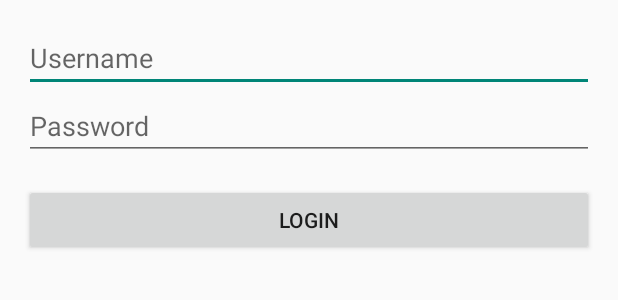
After one commit to pablormsn/Trainee, an Android app built with Jetpack Compose: the layout activity_login.xml on its own in the app's theme, with its tools: preview values and no code run, on a phone screen of 412 x 824 dp. The commit adds this screen. Shown: the top 300 px of the screen. Run offline under Robolectric (Android 15) with nearby library versions, the phone set to English and light mode, and no system bars.

Commit message:
actividad login

```diff
--- a/app/src/main/java/com/coral/fithub/MainActivity.kt
+++ b/app/src/main/java/com/coral/fithub/MainActivity.kt
@@ -5,7 +5,6 @@ import android.widget.Button
 import android.widget.EditText
 import android.widget.Toast
 import androidx.appcompat.app.AppCompatActivity
-import com.coral.fithub.R
 
 class MainActivity : AppCompatActivity() {
     override fun onCreate(savedInstanceState: Bundle?) {
--- /dev/null
+++ b/app/src/main/res/layout/activity_login.xml
@@ -0,0 +1,29 @@
+<LinearLayout
+    xmlns:android="http://schemas.android.com/apk/res/android"
+    android:layout_width="match_parent"
+    android:layout_height="match_parent"
+    android:orientation="vertical"
+    android:padding="16dp">
+
+    <EditText
+        android:id="@+id/usernameEditText"
+        android:layout_width="match_parent"
+        android:layout_height="wrap_content"
+        android:hint="Username"
+        android:inputType="text" />
+
+    <EditText
+        android:id="@+id/passwordEditText"
+        android:layout_width="match_parent"
+        android:layout_height="wrap_content"
+        android:hint="Password"
+        android:inputType="textPassword" />
+
+    <Button
+        android:id="@+id/loginButton"
+        android:layout_width="match_parent"
+        android:layout_height="wrap_content"
+        android:text="Login"
+        android:layout_marginTop="16dp" />
+
+</LinearLayout>
```
Also changed, not shown: app/src/main/java/com/coral/fithub/LoginActivity.kt (added, +50 -0 lines).
